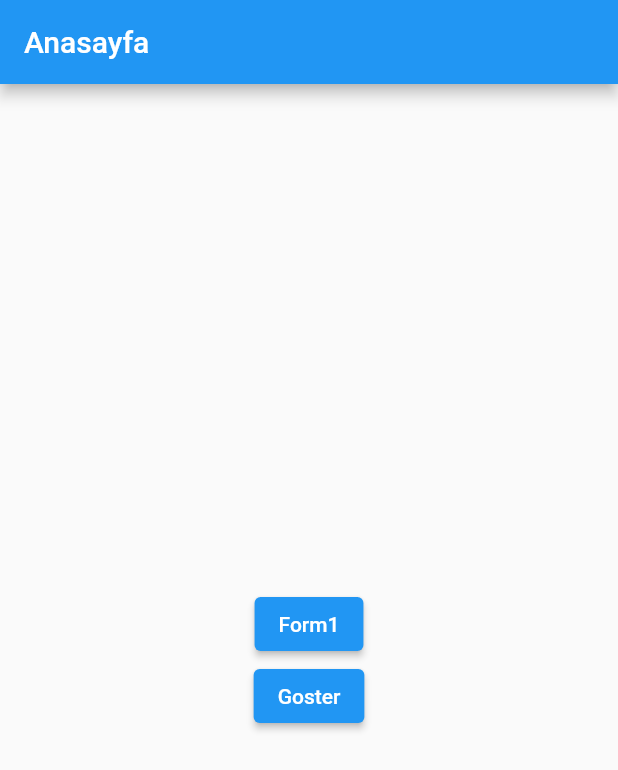
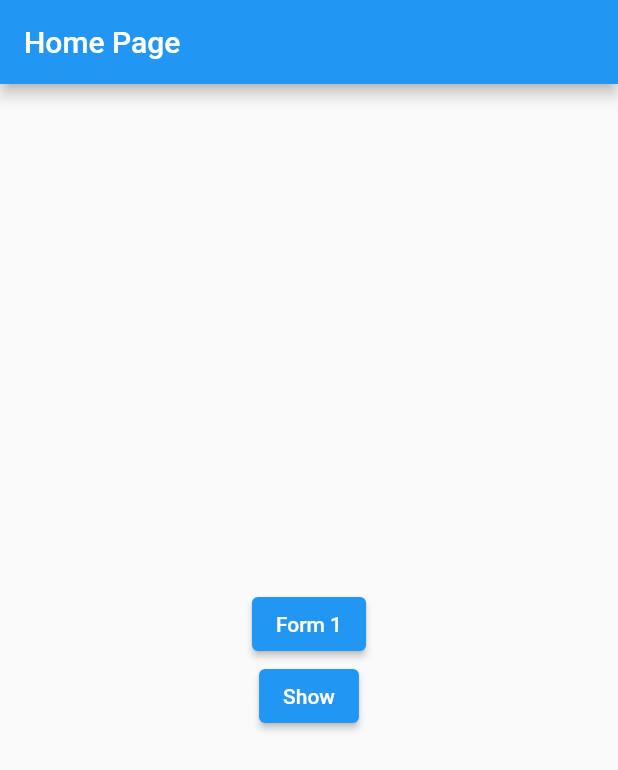
Before and after one commit to muammerakca10/FinalCalismaSQLite, a Flutter app: the screen it shows after launch, on a phone screen of 412 x 824 dp. Shown: the top 770 px of the screen. Run offline on Flutter 3.47's test engine with Material 2 defaults, Android fonts, the light colour scheme and no system bars.

Commit message:
Added some widgets and routes

```diff
--- a/lib/main.dart
+++ b/lib/main.dart
@@ -1,4 +1,8 @@
 import 'package:flutter/material.dart';
+
+import 'form1.dart';
+import 'form2.dart';
+import 'form3.dart';
 
 void main() {
   runApp(const MyApp());
@@ -15,25 +19,29 @@ class MyApp extends StatelessWidget {
       theme: ThemeData(
         primarySwatch: Colors.blue,
       ),
-      home: const AnaSayfa(),
+      home: const HomePage(),
     );
   }
 }
 
-class AnaSayfa extends StatelessWidget {
-  const AnaSayfa({super.key});
+class HomePage extends StatelessWidget {
+  const HomePage({super.key});
 
   @override
   Widget build(BuildContext context) {
     return Scaffold(
-      appBar: AppBar(title: Text("Anasayfa")),
+      appBar: AppBar(title: Text("Home Page")),
       body: Center(
         child: Column(mainAxisAlignment: MainAxisAlignment.center,
           children: [
             //SizedBox(height: 30,),
-            ElevatedButton(onPressed: () {}, child: Text("Form1")),
+            ElevatedButton(onPressed: () {
+              Navigator.push(context, MaterialPageRoute(builder: ((context) => Form1())));
+            }, child: Text("Form 1")),
             //SizedBox(height: 30,),
-            ElevatedButton(onPressed: () {}, child: Text("Goster")),
+            ElevatedButton(onPressed: () {
+              Navigator.push(context, MaterialPageRoute(builder: (context) => Form3(),));
+            }, child: Text("Show")),
           ],
         ),
       ),
```
Also changed, not shown: lib/form1.dart (+74 -0 lines), lib/form2.dart (+32 -0 lines), lib/form3.dart (+16 -0 lines).
